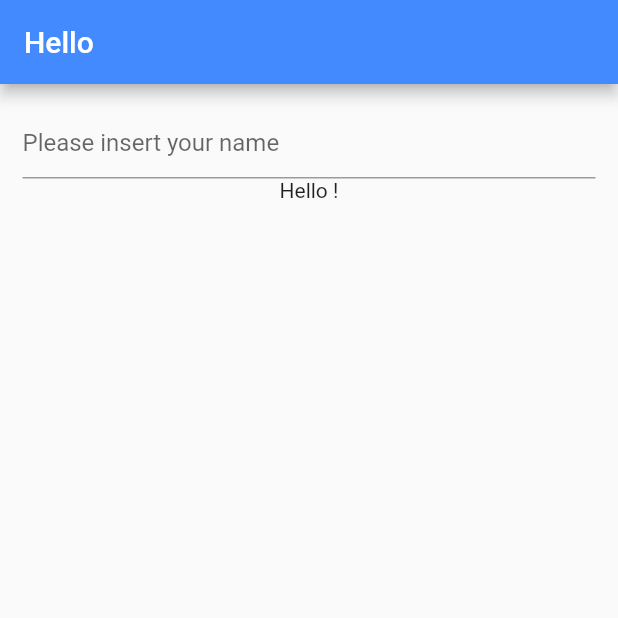
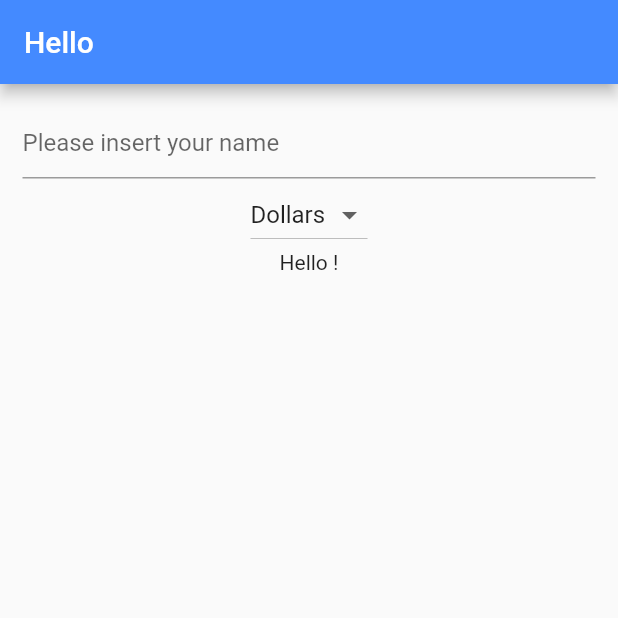
Before and after one commit to RafalChalupnik/FlutterHelloWorld, a Flutter app: the screen it shows after launch, on a phone screen of 412 x 824 dp, the top half of it. Run offline on Flutter 3.47's test engine with Material 2 defaults, Android fonts, the phone set to English and light mode, and no system bars.

Commit message:
Demo: Using a DropdownButton and DropdownItems

```diff
--- a/trip_cost_app/lib/main.dart
+++ b/trip_cost_app/lib/main.dart
@@ -24,6 +24,8 @@ class HelloYou extends StatefulWidget {
 
 class _HelloYouState extends State<HelloYou> {
   String name = '';
+  final _currencies = ['Dollars', 'Euro', 'Pounds'];
+  String _currency = 'Dollars';
 
   @override
   Widget build(BuildContext context) {
@@ -46,10 +48,26 @@ class _HelloYouState extends State<HelloYou> {
                 });
               },
             ),
+            DropdownButton(
+              items: _currencies.map(
+                (value) => DropdownMenuItem(
+                  value: value,
+                  child: Text(value))
+              ).toList(),
+              value: _currency,
+              onChanged: (value) {
+                _onDropdownChanged(value);
+              }),
             Text('Hello ' + name + '!')
           ]
         )
       )
     );
   }
+
+  _onDropdownChanged(String value) {
+      setState(() {
+        this._currency = value;
+      });
+    }
 }
```
